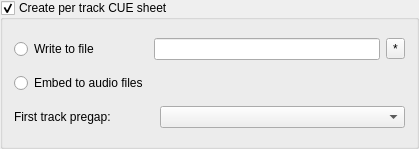
Old version of the form gui/preferences/profilespage/cuegroupbox.ui in the repository flacon/flacon.
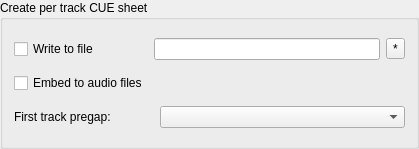
New version of the form. Custom widgets are drawn as their Qt base class.

Diff of the .ui file:
```diff
--- a/gui/preferences/profilespage/cuegroupbox.ui
+++ b/gui/preferences/profilespage/cuegroupbox.ui
@@ -17,16 +17,9 @@
    <string>Create per track CUE sheet</string>
   </property>
   <property name="checkable">
-   <bool>true</bool>
+   <bool>false</bool>
   </property>
   <layout class="QGridLayout" name="gridLayout">
-   <item row="0" column="0">
-    <widget class="QRadioButton" name="writeToFileButton">
-     <property name="text">
-      <string comment="CUE mode combobox item">Write to file</string>
-     </property>
-    </widget>
-   </item>
    <item row="0" column="1" colspan="2">
     <layout class="QHBoxLayout" name="horizontalLayout_6">
      <item>
@@ -57,13 +50,6 @@
      </item>
     </layout>
    </item>
-   <item row="1" column="0">
-    <widget class="QRadioButton" name="embedButton">
-     <property name="text">
-      <string comment="CUE mode combobox item">Embed to audio files</string>
-     </property>
-    </widget>
-   </item>
    <item row="2" column="0" colspan="2">
     <widget class="QLabel" name="preGapLabel">
      <property name="text">
@@ -90,6 +76,20 @@
      </property>
     </widget>
    </item>
+   <item row="0" column="0">
+    <widget class="QCheckBox" name="writeToFileButton">
+     <property name="text">
+      <string comment="CUE mode combobox item">Write to file</string>
+     </property>
+    </widget>
+   </item>
+   <item row="1" column="0">
+    <widget class="QCheckBox" name="embedButton">
+     <property name="text">
+      <string comment="CUE mode combobox item">Embed to audio files</string>
+     </property>
+    </widget>
+   </item>
   </layout>
  </widget>
  <customwidgets>
```
